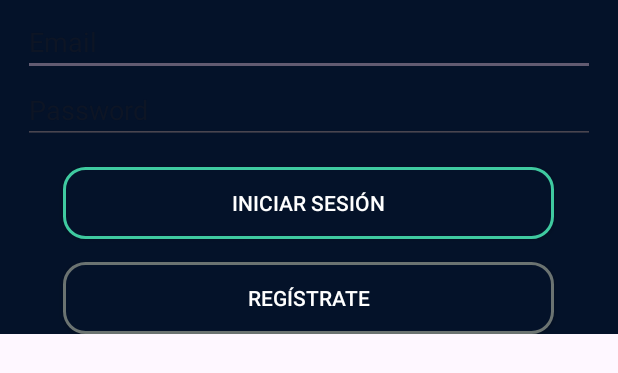
After one commit to Martin-Ball/Preventapp, an Android app: the layout fragment_login.xml on its own in the app's theme, with its tools: preview values and no code run, on a phone screen of 412 x 824 dp. The commit adds this screen. Shown: the top 373 px of the screen. Run offline under Robolectric (Android 15) with nearby library versions, the phone set to English and light mode, and no system bars.

Commit message:
login add

```diff
--- a/app/src/main/java/com/martin/preventapp/View/SplashActivity.kt
+++ b/app/src/main/java/com/martin/preventapp/View/SplashActivity.kt
@@ -6,6 +6,7 @@ import android.os.Bundle
 import android.os.Handler
 import android.view.animation.AnimationUtils
 import com.martin.preventapp.R
+import com.martin.preventapp.View.LoginActivity
 import com.martin.preventapp.databinding.ActivitySplashBinding
 
 class SplashActivity : AppCompatActivity() {
@@ -21,7 +22,7 @@ class SplashActivity : AppCompatActivity() {
         binding.tvSplash.startAnimation(animation)
 
         Handler().postDelayed({
-            startActivity(Intent(this, MainActivity::class.java))
+            startActivity(Intent(this, LoginActivity::class.java))
             finish()
         }, 2000)
     }
--- /dev/null
+++ b/app/src/main/res/drawable/button_background.xml
@@ -0,0 +1,5 @@
+<shape xmlns:android="http://schemas.android.com/apk/res/android">
+    <solid android:color="@color/background" />
+    <stroke android:color="@color/border" android:width="2dp" />
+    <corners android:radius="14dp" />
+</shape>
--- /dev/null
+++ b/app/src/main/res/drawable/button_not_pressed.xml
@@ -0,0 +1,5 @@
+<shape xmlns:android="http://schemas.android.com/apk/res/android">
+    <solid android:color="@color/background" />
+    <stroke android:color="@color/gray" android:width="2dp" />
+    <corners android:radius="14dp" />
+</shape>
--- /dev/null
+++ b/app/src/main/res/layout/fragment_login.xml
@@ -0,0 +1,75 @@
+<?xml version="1.0" encoding="utf-8"?>
+<FrameLayout xmlns:android="http://schemas.android.com/apk/res/android"
+    xmlns:tools="http://schemas.android.com/tools"
+    android:layout_width="match_parent"
+    android:layout_height="match_parent"
+    xmlns:app="http://schemas.android.com/apk/res-auto"
+    tools:context=".View.Fragments.LoginFragment">
+
+    <LinearLayout
+        android:layout_width="match_parent"
+        android:layout_height="wrap_content"
+        android:orientation="vertical"
+        android:background="@color/background">
+
+        <EditText
+            android:id="@+id/username"
+            android:layout_width="match_parent"
+            android:layout_height="wrap_content"
+            android:layout_marginHorizontal="15dp"
+            android:layout_marginTop="5dp"
+            android:autofillHints="@string/prompt_email"
+            android:hint="@string/prompt_email"
+            android:inputType="textEmailAddress"
+            android:selectAllOnFocus="true"
+            app:layout_constraintEnd_toEndOf="parent"
+            app:layout_constraintLeft_toLeftOf="parent"
+            app:layout_constraintTop_toTopOf="parent" />
+
+        <EditText
+            android:id="@+id/password"
+            android:layout_width="match_parent"
+            android:layout_height="wrap_content"
+            android:layout_marginHorizontal="15dp"
+            android:autofillHints="@string/prompt_password"
+            android:hint="@string/prompt_password"
+            android:imeActionLabel="@string/action_sign_in_short"
+            android:imeOptions="actionDone"
+            android:inputType="textPassword"
+            android:selectAllOnFocus="true"
+            app:layout_constraintEnd_toEndOf="parent"
+            app:layout_constraintLeft_toLeftOf="parent"
+            app:layout_constraintTop_toTopOf="parent" />
+
+        <androidx.appcompat.widget.AppCompatButton
+            android:id="@+id/login"
+            android:layout_width="327dp"
+            android:layout_gravity="center"
+            android:layout_height="wrap_content"
+            android:background="@drawable/button_background"
+            android:layout_marginTop="15dp"
+            android:text="INICIAR SESIÓN"
+            android:textColor="@color/white" />
+
+        <androidx.appcompat.widget.AppCompatButton
+            android:id="@+id/register"
+            android:layout_width="327dp"
+            android:layout_gravity="center"
+            android:layout_height="wrap_content"
+            android:background="@drawable/button_not_pressed"
+            android:layout_marginTop="15dp"
+            android:text="REGÍSTRATE"
+            android:textColor="@color/white"/>
+    </LinearLayout>
+
+
+    <ProgressBar
+        android:id="@+id/loading"
+        android:layout_width="wrap_content"
+        android:layout_height="wrap_content"
+        android:layout_gravity="center"
+        android:layout_marginTop="64dp"
+        android:layout_marginBottom="64dp"
+        android:visibility="gone" />
+
+</FrameLayout>
--- /dev/null
+++ b/app/src/main/res/values-land/dimens.xml
@@ -0,0 +1,3 @@
+<resources>
+    <dimen name="activity_horizontal_margin">48dp</dimen>
+</resources>
--- /dev/null
+++ b/app/src/main/res/values-w1240dp/dimens.xml
@@ -0,0 +1,3 @@
+<resources>
+    <dimen name="activity_horizontal_margin">200dp</dimen>
+</resources>
--- /dev/null
+++ b/app/src/main/res/values-w600dp/dimens.xml
@@ -0,0 +1,3 @@
+<resources>
+    <dimen name="activity_horizontal_margin">48dp</dimen>
+</resources>
--- a/app/src/main/res/values/colors.xml
+++ b/app/src/main/res/values/colors.xml
@@ -2,5 +2,10 @@
 <resources>
     <color name="black">#FF000000</color>
     <color name="white">#FFFFFFFF</color>
+    <color name="gray">#6B7371</color>
+
+    <!--appColor-->
     <color name="background">#041229</color>
+    <color name="border">#3FCAA0</color>
+
 </resources>
--- /dev/null
+++ b/app/src/main/res/values/dimens.xml
@@ -0,0 +1,5 @@
+<resources>
+    <!-- Default screen margins, per the Android Design guidelines. -->
+    <dimen name="activity_horizontal_margin">16dp</dimen>
+    <dimen name="activity_vertical_margin">16dp</dimen>
+</resources>
--- a/app/src/main/res/values/strings.xml
+++ b/app/src/main/res/values/strings.xml
@@ -1,3 +1,14 @@
 <resources>
     <string name="app_name">PREVENTAPP</string>
+    <string name="title_activity_login">LoginActivity</string>
+    <string name="prompt_email">Email</string>
+    <string name="prompt_password">Password</string>
+    <string name="action_sign_in">Sign in or register</string>
+    <string name="action_sign_in_short">Sign in</string>
+    <string name="welcome">"Welcome !"</string>
+    <string name="invalid_username">Not a valid username</string>
+    <string name="invalid_password">Password must be >5 characters</string>
+    <string name="login_failed">"Login failed"</string>
+    <!-- TODO: Remove or change this placeholder text -->
+    <string name="hello_blank_fragment">Hello blank fragment</string>
 </resources>
```
Also changed, not shown: app/src/main/AndroidManifest.xml (+7 -4 lines), app/src/main/java/com/martin/preventapp/View/Fragments/LoginFragment.kt (added, +37 -0 lines), app/src/main/java/com/martin/preventapp/View/LoginActivity.kt (added, +27 -0 lines), app/src/main/res/layout/activity_login.xml (added, +35 -0 lines), app/src/main/res/values/themes.xml (+16 -0 lines).
